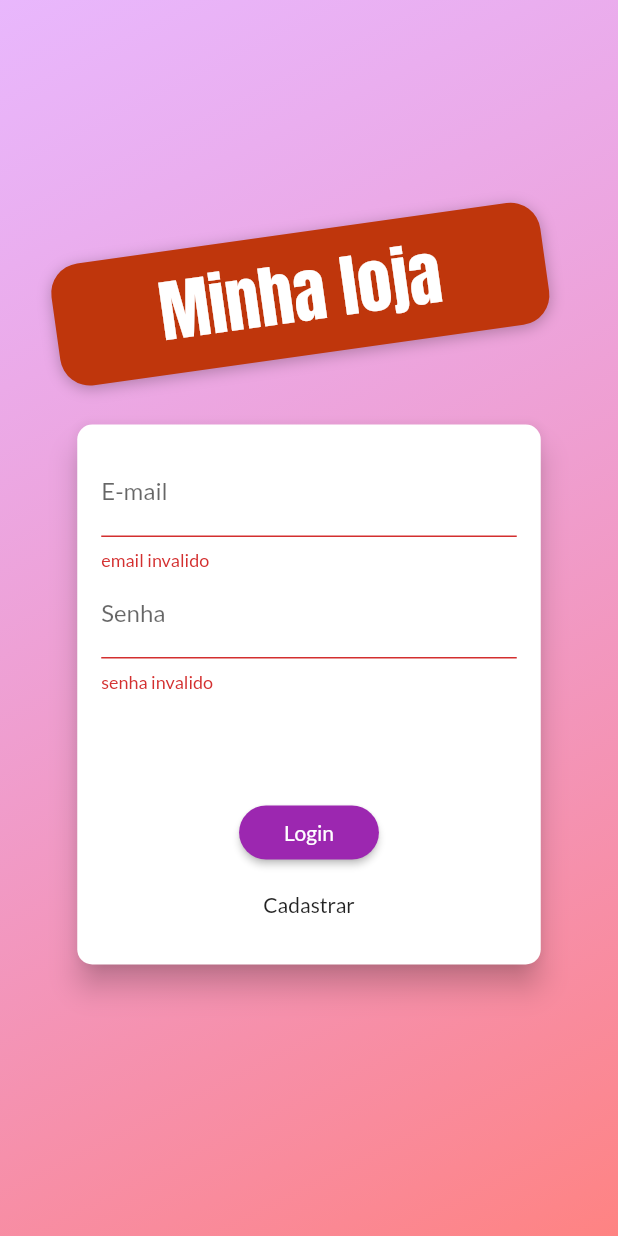
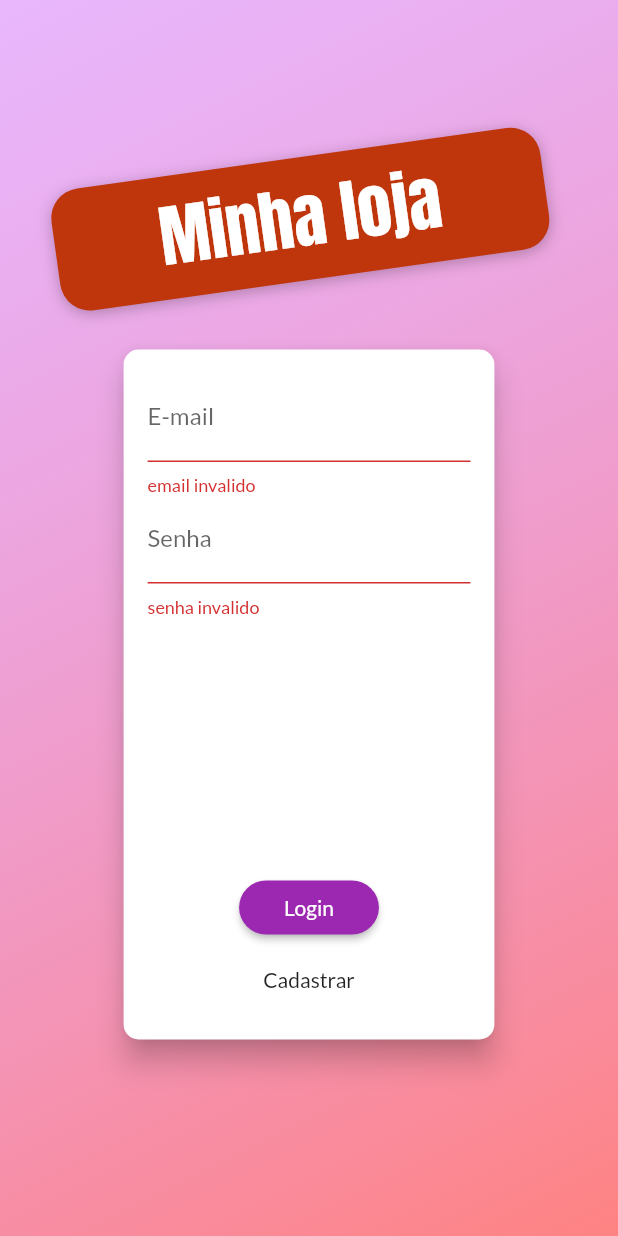
Before and after one commit to sigismundo03/Curso_flutter, a Flutter app: the screen it shows after launch, after a tap on "Login", on a phone screen of 412 x 824 dp. Run offline on Flutter 3.47's test engine with Material 2 defaults, Android fonts, the phone set to English and light mode, and no system bars; our stand-ins replace shared_preferences, sqflite; accounts and stored records are empty; network calls fail.

Commit message:
salvando alteracoes para corregi erro de login

```diff
--- a/shop/lib/components/authcard.dart
+++ b/shop/lib/components/authcard.dart
@@ -99,8 +99,8 @@ class _AuthCardState extends State<AuthCard> {
         borderRadius: BorderRadius.circular(10.0),
       ),
       child: Container(
-        height: _authMode == AuthMode.Singup ? 232 : 360,
-        width: deviceSize.width * 0.75,
+        height: _authMode == AuthMode.Singup ? 200 : 460,
+        width: deviceSize.width * 0.60,
         padding: const EdgeInsets.all(16.0),
         child: Form(
           key: _formkey,
@@ -112,7 +112,7 @@ class _AuthCardState extends State<AuthCard> {
               ),
               keyboardType: TextInputType.emailAddress,
               validator: (value){
-                if(value.trim().isEmpty || value.contains('@')){
+                if(value.trim().isEmpty || !value.contains('@')){
                   return "email invalido";
                 }
                 return null;
--- a/shop/lib/utils/constant.dart
+++ b/shop/lib/utils/constant.dart
@@ -1,4 +1,4 @@
 class Urls {
 
-  static const Base_API = "https://cursodeflutter-f67e1.firebaseio.com/";
+  static const Base_API = "url/";
 }
```
